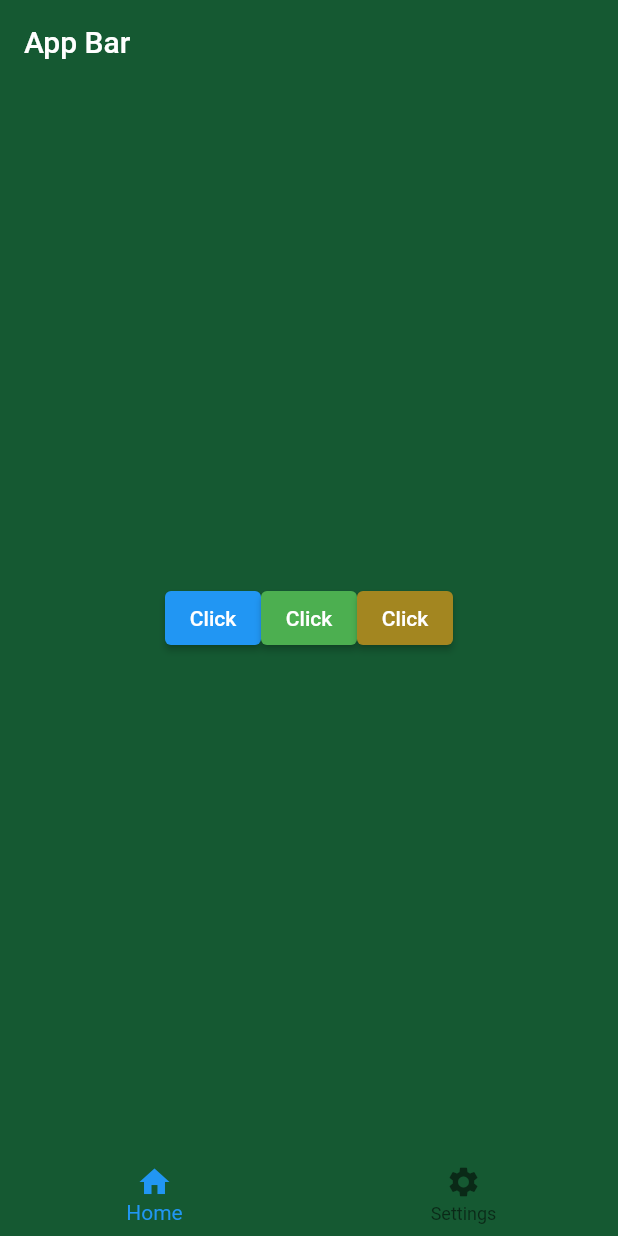
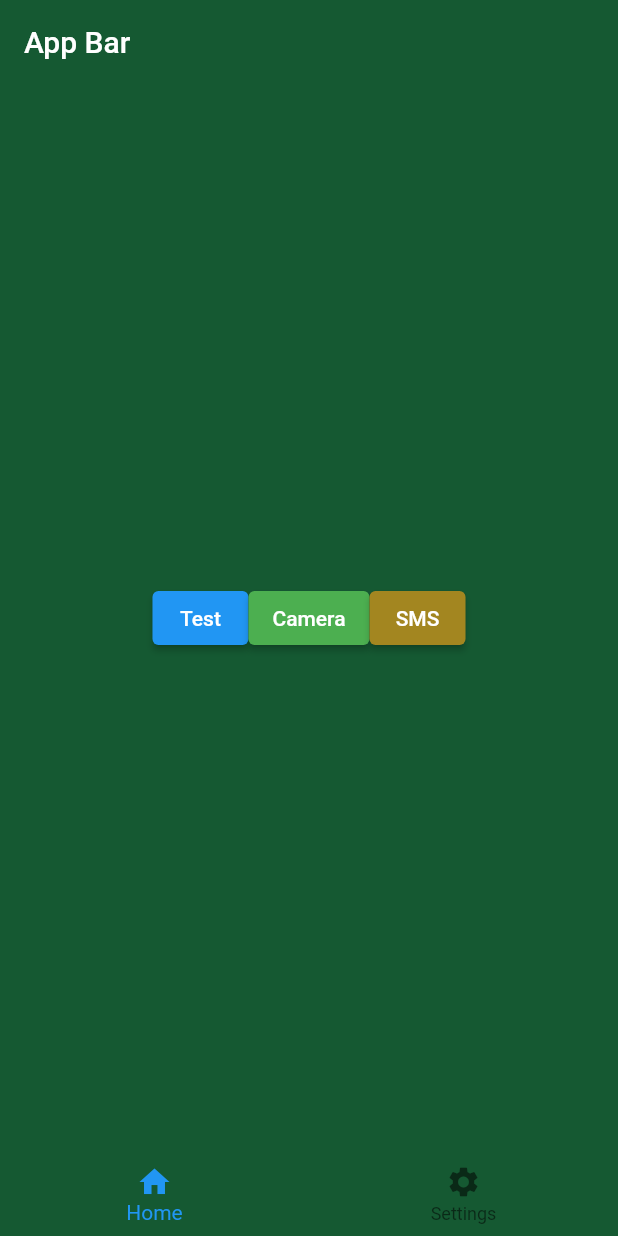
Before and after one commit to greenlightValet/valetApp, a Flutter app: the screen it shows after launch, on a phone screen of 412 x 824 dp. Run offline on Flutter 3.47's test engine with Material 2 defaults, Android fonts, the phone set to English and light mode, and no system bars; our stand-ins replace image_picker; missing offline and left inert: twilio_flutter.

Commit message:
updated button names & renamed import package statement calls

```diff
--- a/lib/main.dart
+++ b/lib/main.dart
@@ -1,6 +1,6 @@
-import 'package:basics/camera.dart';
 import 'package:flutter/material.dart';
 import 'sms.dart';
+import 'camera.dart';
 
 void main() {
   runApp(MyApp());
@@ -33,7 +33,6 @@ class FirstPage extends StatefulWidget {
 }
 
 class _FirstPageState extends State<FirstPage> {
-  String buttonName = "Click";
   int currentIndex = 0;
   @override
   Widget build(BuildContext context) {
@@ -55,11 +54,9 @@ class _FirstPageState extends State<FirstPage> {
                   children: [
                     ElevatedButton(
                       onPressed: () {
-                        setState(() {
-                          buttonName = "clicked";
-                        });
+                        setState(() {});
                       },
-                      child: Text(buttonName),
+                      child: Text("Test"),
                     ),
                     ElevatedButton(
                       style: ElevatedButton.styleFrom(
@@ -71,7 +68,7 @@ class _FirstPageState extends State<FirstPage> {
                           return const Camera();
                         }));
                       },
-                      child: Text(buttonName),
+                      child: Text("Camera"),
                     ),
                     ElevatedButton(
                       style: ElevatedButton.styleFrom(
@@ -83,7 +80,7 @@ class _FirstPageState extends State<FirstPage> {
                           return sms();
                         }));
                       },
-                      child: Text(buttonName),
+                      child: Text("SMS"),
                     ),
                   ],
                 ),
@@ -111,34 +108,3 @@ class _FirstPageState extends State<FirstPage> {
     );
   }
 }
-
-// //Check page
-// class Check extends StatefulWidget {
-//   const Check({super.key});
-
-//   @override
-//   State<Check> createState() => _CheckState();
-// }
-
-// class _CheckState extends State<Check> {
-//   @override
-//   Widget build(BuildContext context) {
-//     return Scaffold(
-//       appBar: AppBar(),
-//     );
-//   }
-// }
-
-// class sms extends StatefulWidget {
-//   const sms({super.key});
-
-//   @override
-//   State<sms> createState() => _smsState();
-// }
-
-// class _smsState extends State<sms> {
-//   @override
-//   Widget build(BuildContext context) {
-//     return sms();
-//   }
-// }
```
